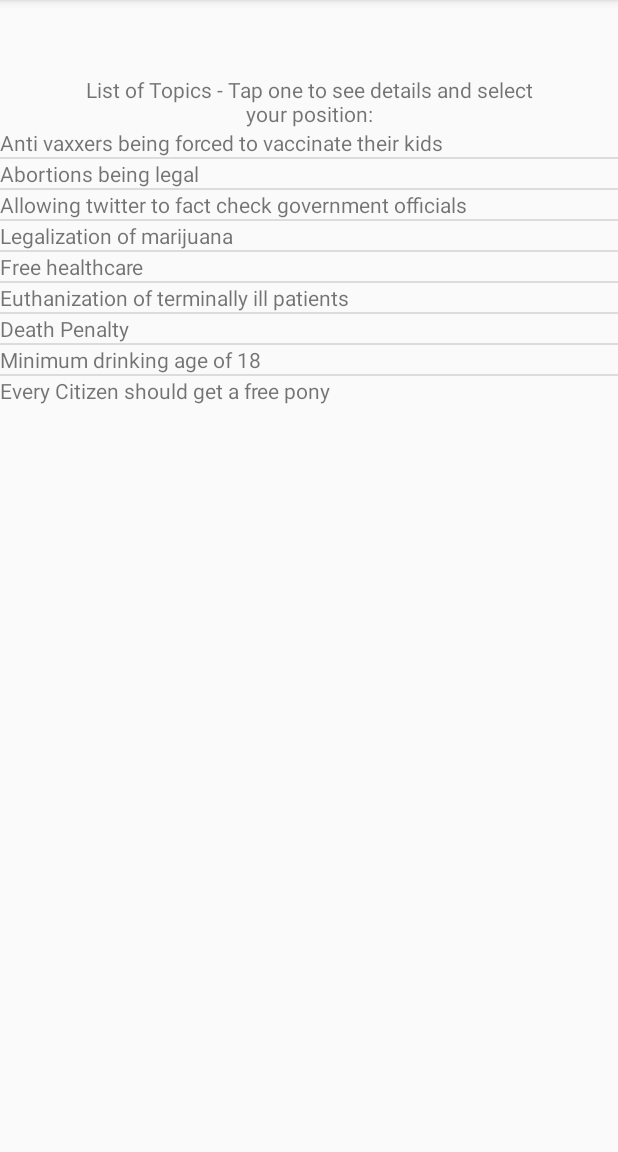
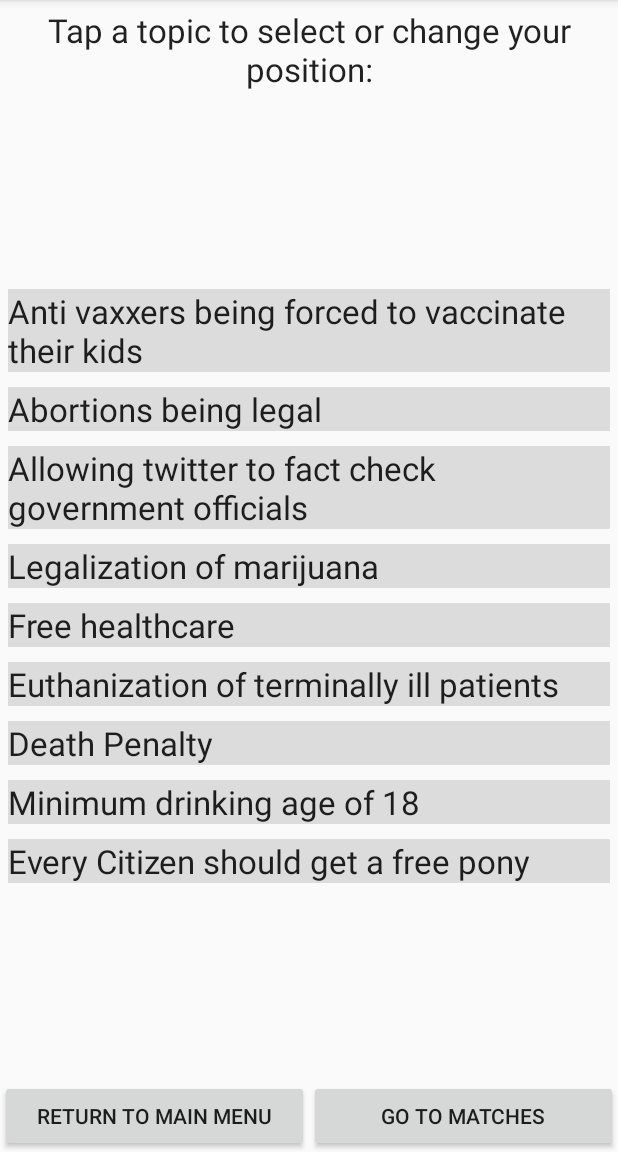
Before and after one commit to ttrapaid/change-my-view, an Android app: the TopicsActivity screen opened directly, with no data from a screen before it, on a phone screen of 412 x 824 dp, the part 84-1236 px from its top. Run offline under Robolectric (Android 15) with nearby library versions, the phone set to English and light mode, and no system bars.

Commit message:
Adding updates to Topics

```diff
--- a/ChangeMyView/app/src/main/java/com/example/changemyview/TopicsActivity.kt
+++ b/ChangeMyView/app/src/main/java/com/example/changemyview/TopicsActivity.kt
@@ -3,6 +3,7 @@
 import android.content.Intent
 import android.os.Bundle
 import android.util.Log
+import android.view.View
 import android.widget.*
 import androidx.fragment.app.FragmentActivity
 import android.widget.AdapterView.OnItemClickListener
@@ -19,6 +20,7 @@
         super.onCreate(savedInstanceState)
         setContentView(R.layout.activity_topics)
 
+        // set up ListView
         val listView = findViewById<ListView>(R.id.topics_listview)
 
         listView.adapter = ArrayAdapter(
@@ -40,6 +42,19 @@
             startActivity(intent)
         }
 
+        //set up navigation buttons
+        val menuButton = findViewById<Button>(R.id.topic_to_menu)
+        menuButton.setOnClickListener {
+            val intent = Intent(this@TopicsActivity, DashboardActivity::class.java)
+            startActivity(intent)
+        }
+
+        val matchesButton = findViewById<Button>(R.id.topic_to_matches)
+        matchesButton.setOnClickListener {
+            val intent = Intent(this@TopicsActivity, MatchesActivity::class.java)
+            startActivity(intent)
+        }
+
     }
 
     companion object {
--- a/ChangeMyView/app/src/main/res/layout/activity_topics.xml
+++ b/ChangeMyView/app/src/main/res/layout/activity_topics.xml
@@ -8,10 +8,11 @@
 
     <TextView
         android:id="@+id/topic_intro"
-        android:layout_width="300dp"
+        android:layout_width="match_parent"
         android:layout_height="wrap_content"
-        android:text="List of Topics - Tap one to see details and select your position:"
-        android:layout_marginTop="50dp"
+        android:layout_margin="@dimen/inner_frame_layout_padding"
+        android:textAppearance="@android:style/TextAppearance.Material.Large"
+        android:text="@string/topic_intro"
         android:gravity="center"
         app:layout_constraintLeft_toLeftOf="parent"
         app:layout_constraintRight_toRightOf="parent"
@@ -22,10 +23,36 @@
         android:id="@+id/topics_listview"
         android:layout_width="match_parent"
         android:layout_height="wrap_content"
-        android:layout_weight="1"
+        android:layout_margin="@dimen/inner_frame_layout_padding"
+        android:divider="@android:color/transparent"
+        android:dividerHeight="10dp"
         app:layout_constraintTop_toBottomOf="@id/topic_intro"
         app:layout_constraintLeft_toLeftOf="parent"
         app:layout_constraintRight_toRightOf="parent"
+        app:layout_constraintBottom_toTopOf="@id/topic_to_menu"
         />
 
+    <Button
+        android:id="@+id/topic_to_menu"
+        android:text="@string/topic_to_menu"
+        android:layout_width="0dp"
+        android:layout_height="wrap_content"
+        app:layout_constraintBottom_toBottomOf="parent"
+        app:layout_constraintLeft_toLeftOf="parent"
+        app:layout_constraintRight_toLeftOf="@id/topic_to_matches"
+        app:layout_constraintWidth_default="percent"
+        app:layout_constraintWidth_percent=".5"
+        />
+    <Button
+        android:id="@+id/topic_to_matches"
+        android:text="@string/topic_to_matches"
+        android:layout_width="0dp"
+        android:layout_height="wrap_content"
+        app:layout_constraintLeft_toRightOf="@id/topic_to_menu"
+        app:layout_constraintBottom_toBottomOf="parent"
+        app:layout_constraintWidth_default="percent"
+        app:layout_constraintWidth_percent=".5"
+        />
+
+
 </androidx.constraintlayout.widget.ConstraintLayout>
--- a/ChangeMyView/app/src/main/res/layout/topic_item.xml
+++ b/ChangeMyView/app/src/main/res/layout/topic_item.xml
@@ -1,4 +1,7 @@
 <?xml version="1.0" encoding="utf-8"?>
 <TextView xmlns:android="http://schemas.android.com/apk/res/android"
     android:layout_width="match_parent"
-    android:layout_height="match_parent" />
+    android:layout_height="match_parent"
+    android:textAppearance="@android:style/TextAppearance.Material.Large"
+    android:background="@color/common_google_signin_btn_text_dark_disabled"
+    />
--- a/ChangeMyView/app/src/main/res/values/strings.xml
+++ b/ChangeMyView/app/src/main/res/values/strings.xml
@@ -6,6 +6,10 @@
     <string name="positionFor">For</string>
     <string name="positionAgainst">Against</string>
     <string name="report_user">Report User</string>
+    <string name="position_intro">Please indicate your position on the following topic:</string>
+    <string name="topic_intro">Tap a topic to select or change your position:</string>
+    <string name="topic_to_menu">Return to main menu</string>
+    <string name="topic_to_matches">Go to matches</string>
 
     <string-array name="topics_list">
         <item>Anti vaxxers being forced to vaccinate their kids</item>
```
Also changed, not shown: ChangeMyView/app/src/main/java/com/example/changemyview/TopicPositionActivity.kt (+17 -0 lines), ChangeMyView/app/src/main/res/layout/activity_topicposition.xml (+19 -2 lines).
